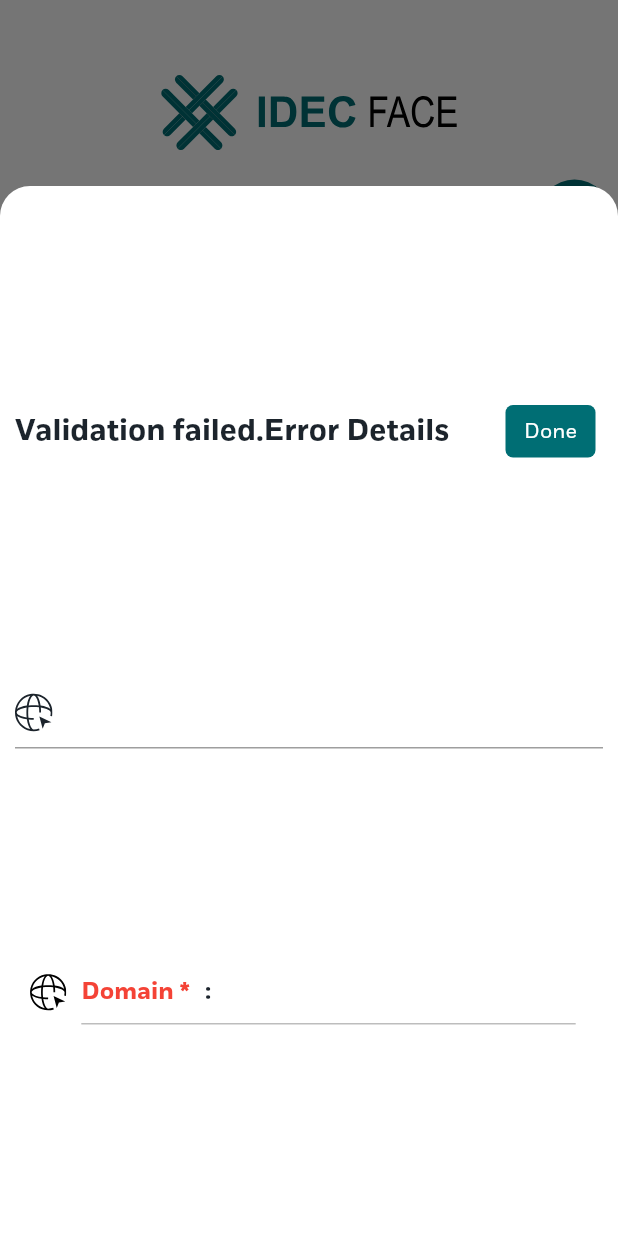
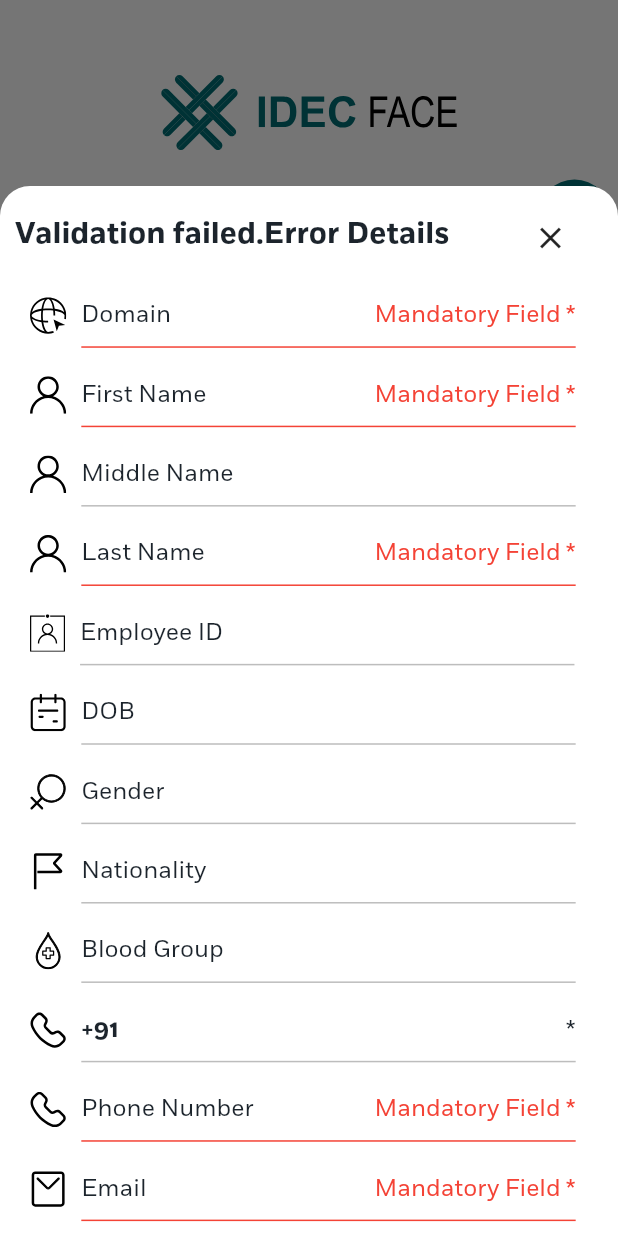
Before and after one commit to noeljolly09/idec_face, a Flutter app: the RegistrationPage screen opened by its route, after a tap on an icon or button, on a phone screen of 412 x 824 dp. Run offline on Flutter 3.47's test engine with Material 2 defaults, Android fonts, the phone set to English and light mode, and no system bars; drawn by our look-alikes of smooth_page_indicator; our stand-ins replace flutter_riverpod, flutter_svg, google_nav_bar, package_info_plus; missing offline and left inert: country_list_pick, drop_down_list.

Commit message:
new changes

```diff
--- a/lib/screens/registration/widgets/dialog_box.dart
+++ b/lib/screens/registration/widgets/dialog_box.dart
@@ -53,18 +53,11 @@ openshowDialog(
                           margin: const EdgeInsets.all(5),
                           height: 35,
                           width: 60,
-                          decoration: const BoxDecoration(
-                              borderRadius:
-                                  BorderRadius.all(Radius.circular(5)),
-                              color: AppConstants.primaryColor),
-                          child: TextButton(
+                          child: IconButton(
                             onPressed: () {
                               Navigator.pop(context);
                             },
-                            child: const Text(
-                              "Done",
-                              style: TextStyle(color: Colors.white),
-                            ),
+                            icon: const Icon(Icons.close),
                           ),
                         ),
                       ],
--- a/lib/screens/registration/widgets/validation/validation_dialog.dart
+++ b/lib/screens/registration/widgets/validation/validation_dialog.dart
@@ -4,6 +4,7 @@ import 'package:idec_face/screens/registration/widgets/validation/validation_pre
 import 'package:idec_face/screens/registration/widgets/validation/validation_text.dart';
 
 import '../../../../constants.dart';
+import '../../../../custom_widgets/textfields/previewtext.dart';
 
 openValidationshowDialog(
     BuildContext context,
@@ -54,79 +55,72 @@ openValidationshowDialog(
                           margin: const EdgeInsets.all(5),
                           height: 35,
                           width: 60,
-                          decoration: const BoxDecoration(
-                              borderRadius:
-                                  BorderRadius.all(Radius.circular(5)),
-                              color: AppConstants.primaryColor),
-                          child: TextButton(
+                          child: IconButton(
                             onPressed: () {
                               Navigator.pop(context);
                             },
-                            child: const Text(
-                              "Done",
-                              style: TextStyle(color: Colors.white),
-                            ),
+                            icon: const Icon(Icons.close),
                           ),
                         ),
                       ],
                     ),
-                    ValidationText(controller: domain, svgasset: "assets/svg/domain.svg"),
-                    ValidationPreviewText(
-                        titletext: "Domain *",
+                    ValidationText(
+                        titletext: "Domain",
                         controllertext: domain.text,
                         assetName: "assets/svg/domain.svg"),
-                    // ValidationPreviewText(
-                    //     titletext: "First Name *",
-                    //     controllertext: firstname.text,
-                    //     assetName: "assets/svg/user.svg"),
-                    // ValidationPreviewText(
-                    //     titletext: "Middle Name",
-                    //     controllertext: middlename.text,
-                    //     assetName: "assets/svg/user.svg"),
-                    // ValidationPreviewText(
-                    //     titletext: "Last Name *",
-                    //     controllertext: lastname.text,
-                    //     assetName: "assets/svg/user.svg"),
-                    // ValidationPreviewText(
-                    //   assetName: "assets/svg/useriD.svg",
-                    //   titletext: "Employee ID",
-                    //   controllertext: employeeId.text,
-                    // ),
-                    // ValidationPreviewText(
-                    //   assetName: "assets/svg/calendar.svg",
-                    //   titletext: "DOB",
-                    //   controllertext: date.text,
-                    // ),
-                    // ValidationPreviewText(
-                    //   assetName: "assets/svg/gender.svg",
-                    //   titletext: "Gender",
-                    //   controllertext: gender.text,
-                    // ),
-                    // ValidationPreviewText(
-                    //   assetName: "assets/svg/nationality.svg",
-                    //   titletext: "Nationality",
-                    //   controllertext: nationality.text,
-                    // ),
-                    // ValidationPreviewText(
-                    //   assetName: "assets/svg/blood.svg",
-                    //   titletext: "Blood Group",
-                    //   controllertext: blood.text,
-                    // ),
-                    // ValidationPreviewText(
-                    //   assetName: "assets/svg/phone.svg",
-                    //   titletext: "Country Code *",
-                    //   controllertext: code!.dialCode.toString(),
-                    // ),
-                    // ValidationPreviewText(
-                    //   assetName: "assets/svg/phone.svg",
-                    //   titletext: "Phone Number *",
-                    //   controllertext: phone.text,
-                    // ),
-                    // ValidationPreviewText(
-                    //   assetName: "assets/svg/email.svg",
-                    //   titletext: "Email *",
-                    //   controllertext: email.text,
-                    // ),
+                    ValidationText(
+                        titletext: "First Name",
+                        controllertext: firstname.text,
+                        assetName: "assets/svg/user.svg"),
+                    PreviewText(
+                      assetName: "assets/svg/user.svg",
+                      titletext: "Middle Name",
+                      controllertext: middlename.text,
+                    ),
+                    ValidationText(
+                        titletext: "Last Name",
+                        controllertext: lastname.text,
+                        assetName: "assets/svg/user.svg"),
+                    PreviewText(
+                      assetName: "assets/svg/useriD.svg",
+                      titletext: "Employee ID",
+                      controllertext: employeeId.text,
+                    ),
+                    PreviewText(
+                      assetName: "assets/svg/calendar.svg",
+                      titletext: "DOB",
+                      controllertext: date.text,
+                    ),
+                    PreviewText(
+                      assetName: "assets/svg/gender.svg",
+                      titletext: "Gender",
+                      controllertext: gender.text,
+                    ),
+                    PreviewText(
+                      assetName: "assets/svg/nationality.svg",
+                      titletext: "Nationality",
+                      controllertext: nationality.text,
+                    ),
+                    PreviewText(
+                      assetName: "assets/svg/blood.svg",
+                      titletext: "Blood Group",
+                      controllertext: blood.text,
+                    ),
+                    ValidationText(
+                      assetName: "assets/svg/phone.svg",
+                      titletext: "Country Code",
+                      controllertext: code!.dialCode.toString(),
+                    ),
+                    ValidationText(
+                      assetName: "assets/svg/phone.svg",
+                      titletext: "Phone Number",
+                      controllertext: phone.text,
+                    ),
+                    ValidationText(
+                      assetName: "assets/svg/email.svg",
+                      titletext: "Email",
+                      controllertext: email.text,
+                    ),
                   ],
                 ),
               ),
--- a/lib/screens/registration/widgets/validation/validation_text.dart
+++ b/lib/screens/registration/widgets/validation/validation_text.dart
@@ -5,46 +5,91 @@ import 'package:flutter_svg/svg.dart';
 import '../../../../constants.dart';
 
 class ValidationText extends StatelessWidget {
-  final String? Function(String?)? validator;
-  final TextEditingController? controller;
-  final String svgasset;
+  final String titletext;
+  final String controllertext;
+  final String assetName;
 
   const ValidationText({
     Key? key,
-    this.validator,
-    required this.controller,
-    required this.svgasset,
+    required this.titletext,
+    required this.controllertext,
+    required this.assetName,
   }) : super(key: key);
 
   @override
   Widget build(BuildContext context) {
-    return TextFormField(
-      validator: validator,
-      style: TextStyle(
-        fontSize: AppConstants.formtextsize,
-        fontStyle: FontStyle.normal,
-      ),
-      controller: controller,
-      initialValue: controller!.text,
-      readOnly: true,
-      decoration: InputDecoration(
-          contentPadding: const EdgeInsets.all(5),
-          prefixIconConstraints:
-              const BoxConstraints(maxHeight: 30, maxWidth: 30),
-          prefixIcon: Container(
-            margin: const EdgeInsets.only(right: 5),
-            child: SvgPicture.asset(
-              svgasset,
-              color: AppConstants.customblack,
-              alignment: Alignment.center,
+    double width10 = MediaQuery.of(context).size.width / 41.142;
+    return Row(
+      children: [
+        Container(width: width10),
+        SvgPicture.asset(
+          assetName,
+          height: 25,
+        ),
+        Container(width: width10),
+        Container(
+          width: MediaQuery.of(context).size.width / 1.25,
+          padding: const EdgeInsets.only(top: 10, bottom: 10),
+          decoration: controllertext.isNotEmpty
+              ? BoxDecoration(
+                  border: Border(
+                    bottom: BorderSide(
+                      color: Colors.grey.shade400,
+                      width: 1.0,
+                    ),
+                  ),
+                )
+              : const BoxDecoration(
+                  border: Border(
+                    bottom: BorderSide(
+                      color: Colors.red,
+                      width: 1.0,
+                    ),
+                  ),
+                ),
+          child: Stack(children: [
+            Row(
+              mainAxisAlignment: MainAxisAlignment.spaceBetween,
+              children: [
+                controllertext.isNotEmpty
+                    ? Text(
+                        controllertext,
+                        style: TextStyle(
+                          color: AppConstants.customblack,
+                          fontSize: AppConstants.modaltextsize,
+                          fontStyle: FontStyle.normal,
+                          fontWeight: FontWeight.w600,
+                        ),
+                      )
+                    : Text(
+                        titletext,
+                        style: TextStyle(
+                          fontSize: AppConstants.modaltextsize,
+                          color: AppConstants.customblack,
+                        ),
+                      ),
+                controllertext.isNotEmpty
+                    ? const Text("*")
+                    : const Text(
+                        "*",
+                        style: TextStyle(color: Colors.red),
+                      ),
+              ],
             ),
-          ),
-          enabledBorder: const UnderlineInputBorder(
-            borderSide: BorderSide(color: Colors.grey),
-          ),
-          focusedBorder: const UnderlineInputBorder(
-            borderSide: BorderSide(color: AppConstants.secondaryColor),
-          )),
+            Container(
+              margin: const EdgeInsets.only(right: 10),
+              child: Align(
+                  alignment: Alignment.bottomRight,
+                  child: controllertext.isNotEmpty
+                      ? null
+                      : const Text(
+                          "Mandatory Field",
+                          style: TextStyle(color: Colors.red),
+                        )),
+            ),
+          ]),
+        ),
+      ],
     );
   }
 }
```
